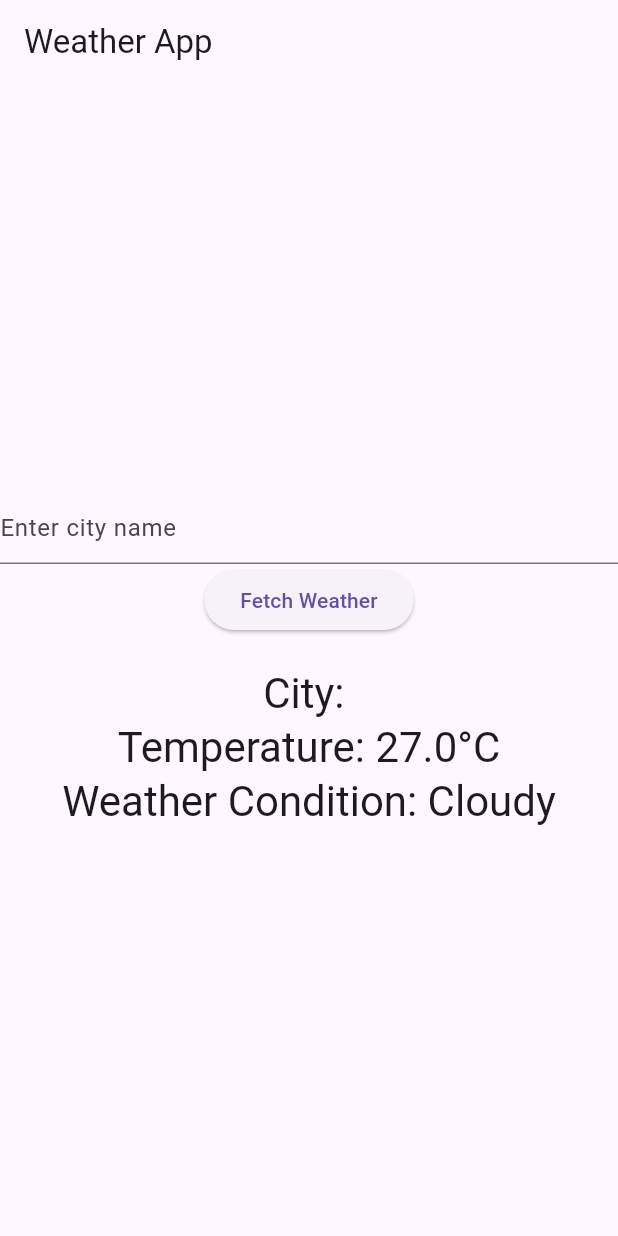
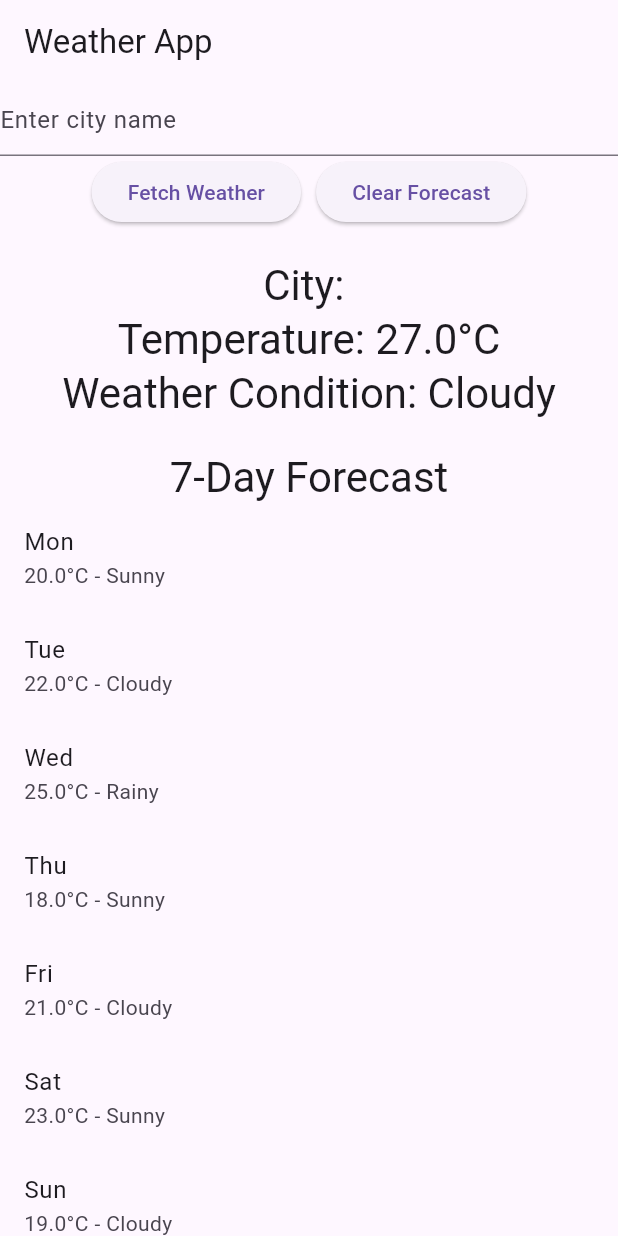
Before and after one commit to dharani211/inclass5, a Flutter app: the screen it shows after launch, after a tap on "Fetch Weather", on a phone screen of 412 x 824 dp. Run offline on Flutter 3.47's test engine with Material 3 defaults, Android fonts, the phone set to English and light mode, and no system bars.

Commit message:
Implemented 7-day weather forecast feature

```diff
--- a/lib/main.dart
+++ b/lib/main.dart
@@ -34,14 +34,13 @@
   String _cityName = '';
   double _temperature = 0.0;
   String _weatherCondition = '';
+  final List<Forecast> _forecastData = []; // List to store static forecast data
 
   void _fetchWeather() async {
     final cityName = _cityController.text;
 
-    // Generate random temperature between 15°C and 30°C
+    // Generate random temperature and weather condition
     final randomTemperature = Random().nextInt(16) + 15;
-
-    // Randomly select a weather condition
     final weatherConditions = ['Sunny', 'Cloudy', 'Rainy'];
     final randomWeatherCondition =
         weatherConditions[Random().nextInt(weatherConditions.length)];
@@ -50,7 +49,23 @@
       _cityName = cityName;
       _temperature = randomTemperature.toDouble();
       _weatherCondition = randomWeatherCondition;
+      _forecastData.clear(); // Clear previous forecast data
+      _forecastData.addAll(
+          _generateStaticForecast(cityName)); // Add static forecast data
     });
+  }
+
+  List<Forecast> _generateStaticForecast(String cityName) {
+    // Replace with your desired static forecast data
+    return [
+      Forecast(day: 'Mon', temperature: 20, condition: 'Sunny'),
+      Forecast(day: 'Tue', temperature: 22, condition: 'Cloudy'),
+      Forecast(day: 'Wed', temperature: 25, condition: 'Rainy'),
+      Forecast(day: 'Thu', temperature: 18, condition: 'Sunny'),
+      Forecast(day: 'Fri', temperature: 21, condition: 'Cloudy'),
+      Forecast(day: 'Sat', temperature: 23, condition: 'Sunny'),
+      Forecast(day: 'Sun', temperature: 19, condition: 'Cloudy'),
+    ];
   }
 
   @override
@@ -69,9 +84,19 @@
                 hintText: 'Enter city name',
               ),
             ),
-            ElevatedButton(
-              onPressed: _fetchWeather,
-              child: const Text('Fetch Weather'),
+            Row(
+              mainAxisAlignment: MainAxisAlignment.center,
+              children: [
+                ElevatedButton(
+                  onPressed: _fetchWeather,
+                  child: const Text('Fetch Weather'),
+                ),
+                const SizedBox(width: 10),
+                ElevatedButton(
+                  onPressed: () => setState(() => _forecastData.clear()),
+                  child: const Text('Clear Forecast'),
+                ),
+              ],
             ),
             const SizedBox(height: 20),
             Text(
@@ -86,9 +111,38 @@
               'Weather Condition: $_weatherCondition',
               style: Theme.of(context).textTheme.headlineMedium,
             ),
+            const SizedBox(height: 20),
+            Text(
+              '7-Day Forecast',
+              style: Theme.of(context).textTheme.headlineMedium,
+            ),
+            Expanded(
+              child: _forecastData.isEmpty
+                  ? const Center(child: Text('No forecast data available'))
+                  : ListView.builder(
+                      itemCount: _forecastData.length,
+                      itemBuilder: (context, index) {
+                        final forecast = _forecastData[index];
+                        return ListTile(
+                          title: Text(forecast.day),
+                          subtitle: Text(
+                              '${forecast.temperature}°C - ${forecast.condition}'),
+                        );
+                      },
+                    ),
+            ),
           ],
         ),
       ),
     );
   }
 }
+
+class Forecast {
+  final String day;
+  final double temperature;
+  final String condition;
+
+  Forecast(
+      {required this.day, required this.temperature, required this.condition});
+}
--- a/pubspec.yaml
+++ b/pubspec.yaml
@@ -35,6 +35,7 @@ dependencies:
   # The following adds the Cupertino Icons font to your application.
   # Use with the CupertinoIcons class for iOS style icons.
   cupertino_icons: ^1.0.8
+  http: ^1.2.2
 
 dev_dependencies:
   flutter_test:
```
Also changed, not shown: pubspec.lock.
